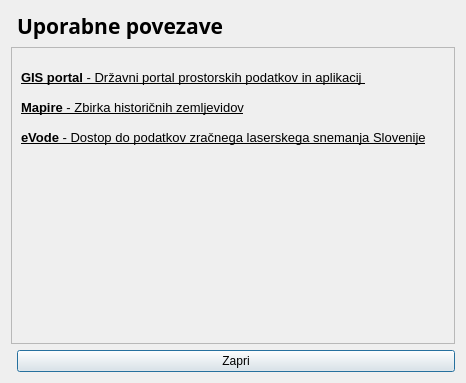
Qt form agis_links/agis_links_dialog.ui (vincseize/AGIS-orodjarna) before a commit.
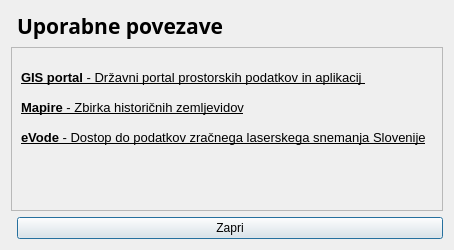
The same form after that commit. Icons and pictures are not drawn.

```diff
--- a/agis_links/agis_links_dialog.ui
+++ b/agis_links/agis_links_dialog.ui
@@ -6,8 +6,8 @@
    <rect>
     <x>0</x>
     <y>0</y>
-    <width>466</width>
-    <height>383</height>
+    <width>454</width>
+    <height>250</height>
    </rect>
   </property>
   <property name="windowTitle">
@@ -31,11 +31,18 @@
       </font>
      </property>
      <property name="text">
-      <string>Uporabne povezave</string>
+      <string>&lt;html&gt;&lt;head/&gt;&lt;body&gt;&lt;p&gt;Uporabne povezave&lt;/p&gt;&lt;/body&gt;&lt;/html&gt;</string>
      </property>
     </widget>
    </item>
-   <item row="1" column="0" colspan="2">
+   <item row="3" column="1" colspan="2">
+    <widget class="QPushButton" name="pushButton">
+     <property name="text">
+      <string>Zapri</string>
+     </property>
+    </widget>
+   </item>
+   <item row="2" column="0" colspan="3">
     <widget class="QScrollArea" name="scrollArea_2">
      <property name="widgetResizable">
       <bool>true</bool>
@@ -45,8 +52,8 @@
        <rect>
         <x>0</x>
         <y>0</y>
-        <width>444</width>
-        <height>299</height>
+        <width>432</width>
+        <height>166</height>
        </rect>
       </property>
       <layout class="QVBoxLayout" name="verticalLayout_3">
@@ -109,10 +116,16 @@
      </widget>
     </widget>
    </item>
-   <item row="2" column="1">
-    <widget class="QPushButton" name="pushButton">
+   <item row="0" column="2">
+    <widget class="QLabel" name="label_1">
      <property name="text">
-      <string>Zapri</string>
+      <string/>
+     </property>
+     <property name="pixmap">
+      <pixmap>../icons/loader_logo.png</pixmap>
+     </property>
+     <property name="alignment">
+      <set>Qt::AlignCenter</set>
      </property>
     </widget>
    </item>
```
Left out of the diff: 2 changed lines with no effect on the pictures.
